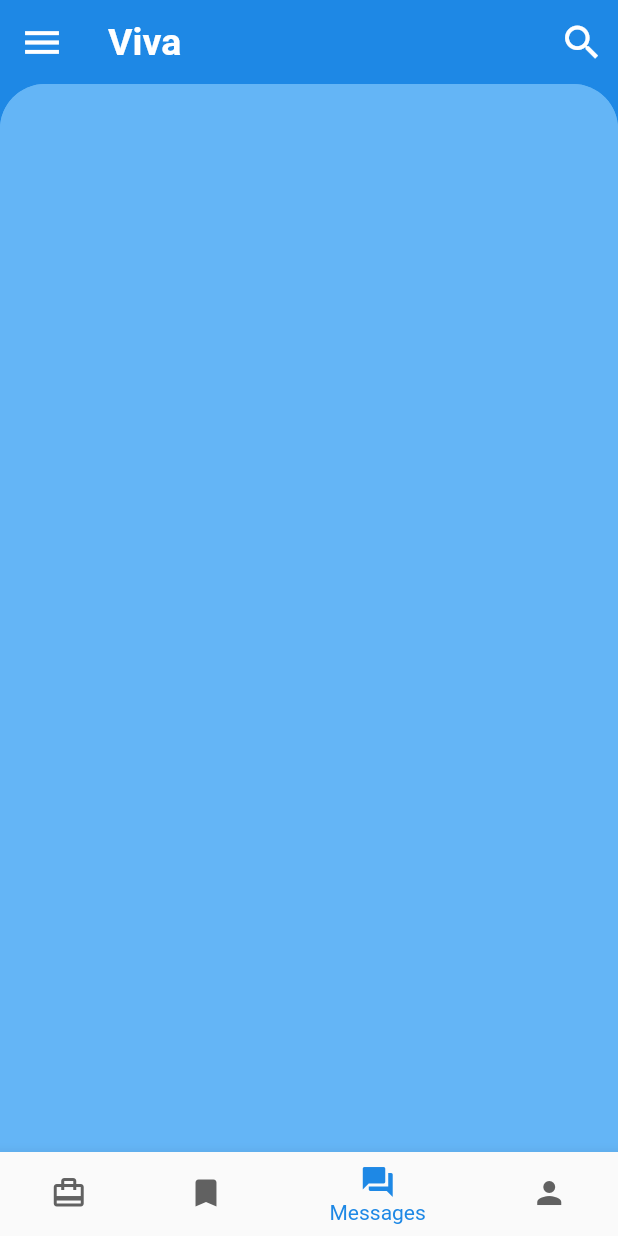
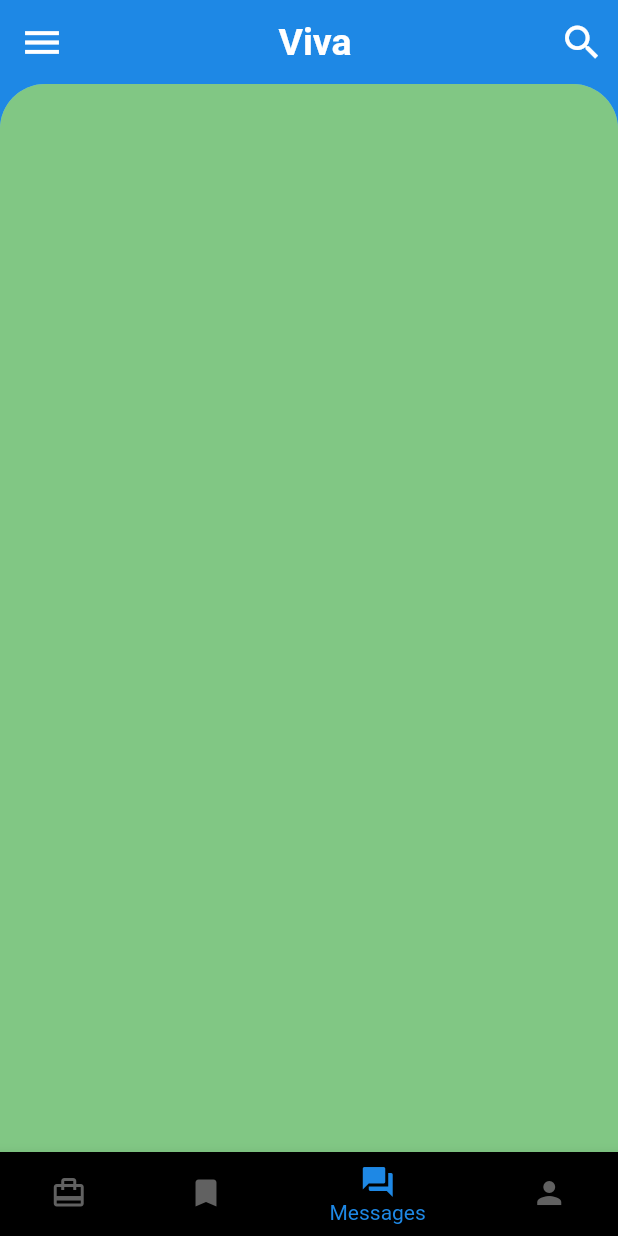
Before and after one commit to dchar18/Viva, a Flutter app: the screen it shows after launch, item 3 of the bottom bar chosen, after a tap on the "menu" icon, on a phone screen of 412 x 824 dp. Run offline on Flutter 3.47's test engine with Material 2 defaults, Android fonts, the phone set to English and light mode, and no system bars.

Commit message:
created template for each view

```diff
--- a/lib/screens/home_screen.dart
+++ b/lib/screens/home_screen.dart
@@ -1,5 +1,7 @@
 import 'package:flutter/material.dart';
+import 'package:viva/screens/messages.dart';
 import 'package:viva/screens/profile.dart';
+import 'package:viva/screens/saved.dart';
 import 'package:viva/widgets/suggested.dart';
 // import 'package:viva/widgets/navigation_bar.dart';
 
@@ -12,8 +14,8 @@ class _HomeScreenState extends State<HomeScreen> {
   int _currentIndex = 0; // keeps track of index of currently selected
   final List<Widget> _children = [
     SuggestedWidget(),
-    SuggestedWidget(),
-    SuggestedWidget(),
+    SavedWidget(),
+    MessagesWidget(),
     ProfileWidget(),
   ];
 
@@ -28,9 +30,11 @@ class _HomeScreenState extends State<HomeScreen> {
           color: Colors.white,
           onPressed: () {}
         ),
-        title: Text(
+        title: Center(
+          child: Text(
             'Viva',
             style: TextStyle(fontSize: 25.0, fontWeight: FontWeight.bold),
+          ),
         ),
         elevation: 0.0,
         actions: <Widget>[
@@ -63,9 +67,13 @@ class _HomeScreenState extends State<HomeScreen> {
           ),
         ],
       ),
-      bottomNavigationBar: BottomNavigationBar(
-        // type: BottomNavigationBarType.fixed,
-        backgroundColor: Colors.black,
+      bottomNavigationBar: Theme(
+        data: Theme.of(context).copyWith(
+          canvasColor: Colors.black,
+          primaryColor: Theme.of(context).primaryColor,
+          textTheme: Theme.of(context).textTheme.copyWith(caption: TextStyle(color: Colors.black)),
+        ),
+        child: BottomNavigationBar(
           selectedItemColor: Colors.blue[600],
           unselectedItemColor: Colors.grey[700],
           onTap: onTabTapped,
@@ -89,6 +97,7 @@ class _HomeScreenState extends State<HomeScreen> {
             )
           ],
         ),
+      ),
     );
   }
 
--- /dev/null
+++ b/lib/screens/messages.dart
@@ -0,0 +1,23 @@
+import 'package:flutter/material.dart';
+
+class MessagesWidget extends StatefulWidget {
+    @override
+    _MessagesWidgetState createState() => _MessagesWidgetState();
+  }
+
+  class _MessagesWidgetState extends State<StatefulWidget>{
+    @override
+    Widget build(BuildContext context) {
+      return Expanded(
+        child: Container(
+          decoration: BoxDecoration(
+            color: Colors.green[300],
+            borderRadius: BorderRadius.only(
+              topLeft: Radius.circular(30.0),
+              topRight: Radius.circular(30.0),
+            ),
+          ),
+        ),
+      );
+    }
+  }
```
Also changed, not shown: lib/screens/saved.dart (added, +23 -0 lines). Lines whose indentation alone changed are shown as unchanged.
